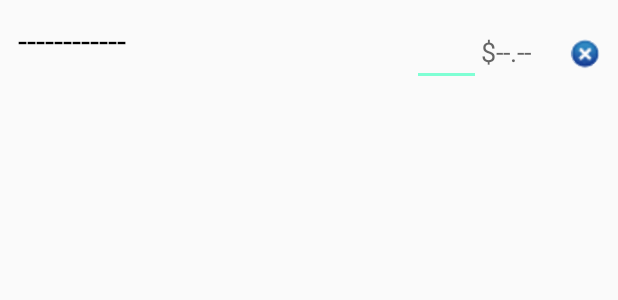
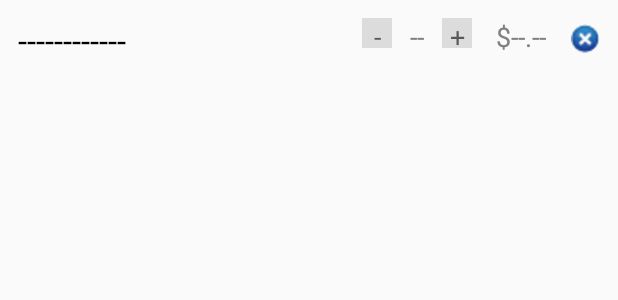
Before and after one commit to chenliushan/Funing, an Android app: the layout shopping_cart_list_item.xml on its own in the app's theme, with its tools: preview values and no code run, on a phone screen of 412 x 824 dp. Shown: the top 300 px of the screen. Run offline under Robolectric (Android 15) with nearby library versions, the phone set to English and light mode, and no system bars; network calls fail.

Commit message:
solve the db leack problem, request failure toste, shopping cart adapter edit

```diff
--- a/app/src/main/java/polyu/comp/funing/activities/MainActivity.java
+++ b/app/src/main/java/polyu/comp/funing/activities/MainActivity.java
@@ -12,6 +12,8 @@ import polyu.comp.funing.constant.CommonConstant;
 import polyu.comp.funing.fragment.CouponsF;
 import polyu.comp.funing.fragment.LoginF;
 import polyu.comp.funing.fragment.ProductListF;
+import polyu.comp.funing.fragment.ShoppingCartF;
+import polyu.comp.funing.model.ShoppingCart;
 
 public class MainActivity extends AppCompatActivity implements View.OnClickListener {
 
@@ -90,8 +92,8 @@ public class MainActivity extends AppCompatActivity implements View.OnClickListe
                 break;
             case R.id.basket:
                 img.setImageResource(R.mipmap.basket_black);
-//                LoginF loginF=new LoginF();
-//                getFragmentManager().beginTransaction().replace(R.id.main_f, loginF).commit();
+                ShoppingCartF shoppingCartf=new ShoppingCartF();
+                getFragmentManager().beginTransaction().replace(R.id.main_f, shoppingCartf).commit();
                 break;
             case R.id.order:
                 img.setImageResource(R.mipmap.orderhistory_black);
--- a/app/src/main/java/polyu/comp/funing/activities/WelcomeA.java
+++ b/app/src/main/java/polyu/comp/funing/activities/WelcomeA.java
@@ -21,7 +21,7 @@ public class WelcomeA extends Activity {
             @Override
             public void run() {
                 try {
-                    Thread.sleep(500);
+                    Thread.sleep(50);
                 } catch(InterruptedException e) {
                     e.printStackTrace();
                 }
--- a/app/src/main/java/polyu/comp/funing/fragment/ProductListF.java
+++ b/app/src/main/java/polyu/comp/funing/fragment/ProductListF.java
@@ -15,6 +15,7 @@ import android.widget.LinearLayout;
 import com.quentindommerc.superlistview.OnMoreListener;
 import com.quentindommerc.superlistview.SuperListview;
 
+import java.io.IOException;
 import java.util.List;
 
 import polyu.comp.funing.DbTask.DbTask;
@@ -59,8 +60,8 @@ public class ProductListF extends Fragment implements SwipeRefreshLayout.OnRefre
         Callback<ProductListR> productListRCallback = new Callback<ProductListR>() {
             @Override
             public void onResponse(Call<ProductListR> call, Response<ProductListR> response) {
-                if(response.body().getError()!=CommonConstant.noError){
-                    CommonUtils.show(getActivity().getApplicationContext(),response.body().getMessage());
+                if (response.body() == null || response.errorBody() != null) {
+                    CommonUtils.show(getActivity().getApplicationContext(), getString(R.string.fail));
                     return;
                 }
                 Log.i(TAG, "response: " + response.body().toString());
--- a/app/src/main/res/layout/shopping_cart_list_item.xml
+++ b/app/src/main/res/layout/shopping_cart_list_item.xml
@@ -15,19 +15,45 @@
         android:textAppearance="?android:attr/textAppearanceLarge"
         android:textColor="@color/colorPrimaryDark" />
 
-    <EditText
+    <TextView
+        android:id="@+id/sc_quantity_decrease"
+        android:layout_width="@dimen/shopping_cart_delete_height"
+        android:layout_height="@dimen/shopping_cart_delete_height"
+        android:background="@color/gray"
+        android:gravity="center"
+        android:text="-"
+        android:textAppearance="?android:attr/textAppearanceMedium" />
+
+    <TextView
         android:id="@+id/sc_quantity"
         android:layout_width="wrap_content"
         android:layout_height="wrap_content"
-        android:layout_weight="2" />
+        android:text="--"
+        android:textAppearance="?android:attr/textAppearanceMedium"
+        android:layout_marginLeft="@dimen/margin_m"
+        android:layout_marginRight="@dimen/margin_m"
+        android:textColor="@color/gray_line" />
+
+    <TextView
+        android:id="@+id/sc_quantity_add"
+        android:layout_width="@dimen/shopping_cart_delete_height"
+        android:layout_height="@dimen/shopping_cart_delete_height"
+        android:background="@color/gray"
+        android:gravity="center"
+        android:text="+"
+        android:textAppearance="?android:attr/textAppearanceMedium"
+
+        />
 
     <TextView
         android:id="@+id/sc_p_price"
         android:layout_width="wrap_content"
         android:layout_height="wrap_content"
-        android:layout_weight="2"
+        android:layout_marginLeft="@dimen/margin_l"
+        android:layout_marginRight="@dimen/margin_l"
         android:text="$--.--"
-        android:textAppearance="?android:attr/textAppearanceMedium" />
+        android:textAppearance="?android:attr/textAppearanceMedium"
+        android:textColor="@color/gray_line" />
 
     <TextView
         android:id="@+id/sc_delete_p"
--- a/app/src/main/res/values/strings.xml
+++ b/app/src/main/res/values/strings.xml
@@ -2,6 +2,7 @@
     <string name="app_name">Funing 芬宁</string>
     <string name="empty_listview">Oops, cannot connect to the server, please refresh later.</string>
     <string name="empty">Oops, there is nothing.</string>
+    <string name="empty_shopping_cart">Your Basket is empty.</string>
 
     <string name="email_hint">EMAIL</string>
     <string name="password_hint">PASSWORD</string>
@@ -14,8 +15,10 @@
     <string name="is_user">I am already a user</string>
     <string name="not_user">New customer</string>
     <string name="login_first">Please Login First</string>
+    <string name="num_input">Please input numbers.</string>
 
     <string name="processing">Processing ...</string>
+    <string name="fail">Request fail ...</string>
 
     <string name="coupon_f">My Coupons</string>
     <string name="valid_cp">Valid Coupon</string>
@@ -28,4 +31,5 @@
 
     <string name="sc_amount">Amount: HK$ </string>
     <string name="shopping_cart_f">Basket</string>
+    <string name="decrease_quantity">Please click the delete button to drop the product.</string>
 </resources>
```
Also changed, not shown: app/src/main/java/polyu/comp/funing/DbTask/DbTask.java (+51 -62 lines), app/src/main/java/polyu/comp/funing/activities/ProductDetailA.java (+18 -29 lines), app/src/main/java/polyu/comp/funing/adapter/ScDetailAdapter.java (+49 -18 lines), app/src/main/java/polyu/comp/funing/fragment/CouponsF.java (+7 -14 lines), app/src/main/java/polyu/comp/funing/fragment/LoginF.java (+5 -4 lines), app/src/main/java/polyu/comp/funing/fragment/ShoppingCartF.java (+12 -7 lines), app/src/main/java/polyu/comp/funing/utils/CommonUtils.java (+42 -26 lines).
